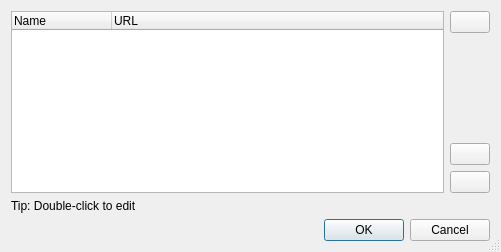
This is rc/feedmgrdlg.ui in guendto/abby as Qt 5 draws it before an edit. The edited form follows.
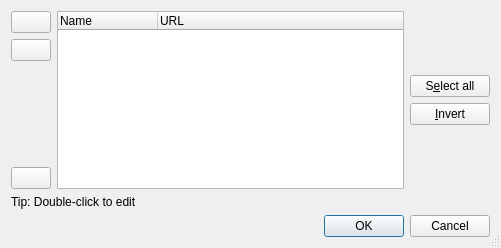
This is the edited form. Icons and pictures are not drawn.

Commit message: feedmgr: add select/invert buttons.

Patch:
```diff
--- a/rc/feedmgrdlg.ui
+++ b/rc/feedmgrdlg.ui
@@ -11,7 +11,7 @@
     <x>0</x>
     <y>0</y>
     <width>501</width>
-    <height>252</height>
+    <height>248</height>
    </rect>
   </property>
   <property name="windowTitle">
@@ -28,6 +28,26 @@
    <item row="0" column="0">
     <layout class="QGridLayout" name="gridLayout">
      <item row="0" column="1">
+      <widget class="QTreeWidget" name="itemsTree">
+       <property name="selectionMode">
+        <enum>QAbstractItemView::SingleSelection</enum>
+       </property>
+       <property name="rootIsDecorated">
+        <bool>false</bool>
+       </property>
+       <column>
+        <property name="text">
+         <string>Name</string>
+        </property>
+       </column>
+       <column>
+        <property name="text">
+         <string>URL</string>
+        </property>
+       </column>
+      </widget>
+     </item>
+     <item row="0" column="0">
       <layout class="QVBoxLayout" name="verticalLayout">
        <item>
         <widget class="QPushButton" name="addButton">
@@ -49,19 +69,6 @@
          </property>
         </widget>
        </item>
-       <item>
-        <spacer name="verticalSpacer">
-         <property name="orientation">
-          <enum>Qt::Vertical</enum>
-         </property>
-         <property name="sizeHint" stdset="0">
-          <size>
-           <width>20</width>
-           <height>40</height>
-          </size>
-         </property>
-        </spacer>
-       </item>
        <item>
         <widget class="QPushButton" name="removeButton">
          <property name="toolTip">
@@ -82,6 +89,19 @@
          </property>
         </widget>
        </item>
+       <item>
+        <spacer name="verticalSpacer">
+         <property name="orientation">
+          <enum>Qt::Vertical</enum>
+         </property>
+         <property name="sizeHint" stdset="0">
+          <size>
+           <width>20</width>
+           <height>40</height>
+          </size>
+         </property>
+        </spacer>
+       </item>
        <item>
         <widget class="QPushButton" name="clearButton">
          <property name="toolTip">
@@ -104,25 +124,49 @@
        </item>
       </layout>
      </item>
-     <item row="0" column="0">
-      <widget class="QTreeWidget" name="itemsTree">
-       <property name="selectionMode">
-        <enum>QAbstractItemView::SingleSelection</enum>
-       </property>
-       <property name="rootIsDecorated">
-        <bool>false</bool>
-       </property>
-       <column>
-        <property name="text">
-         <string>Name</string>
-        </property>
-       </column>
-       <column>
-        <property name="text">
-         <string>URL</string>
-        </property>
-       </column>
-      </widget>
+     <item row="0" column="2">
+      <layout class="QVBoxLayout" name="verticalLayout_2">
+       <item>
+        <spacer name="verticalSpacer_2">
+         <property name="orientation">
+          <enum>Qt::Vertical</enum>
+         </property>
+         <property name="sizeHint" stdset="0">
+          <size>
+           <width>20</width>
+           <height>40</height>
+          </size>
+         </property>
+        </spacer>
+       </item>
+       <item>
+        <widget class="QPushButton" name="selectallButton">
+         <property name="text">
+          <string>S&amp;elect all</string>
+         </property>
+        </widget>
+       </item>
+       <item>
+        <widget class="QPushButton" name="invertButton">
+         <property name="text">
+          <string>&amp;Invert</string>
+         </property>
+        </widget>
+       </item>
+       <item>
+        <spacer name="verticalSpacer_3">
+         <property name="orientation">
+          <enum>Qt::Vertical</enum>
+         </property>
+         <property name="sizeHint" stdset="0">
+          <size>
+           <width>20</width>
+           <height>40</height>
+          </size>
+         </property>
+        </spacer>
+       </item>
+      </layout>
      </item>
     </layout>
    </item>
```
Left out of the diff: 38 changed lines with no effect on the pictures. The commit also changes 2 other files.
